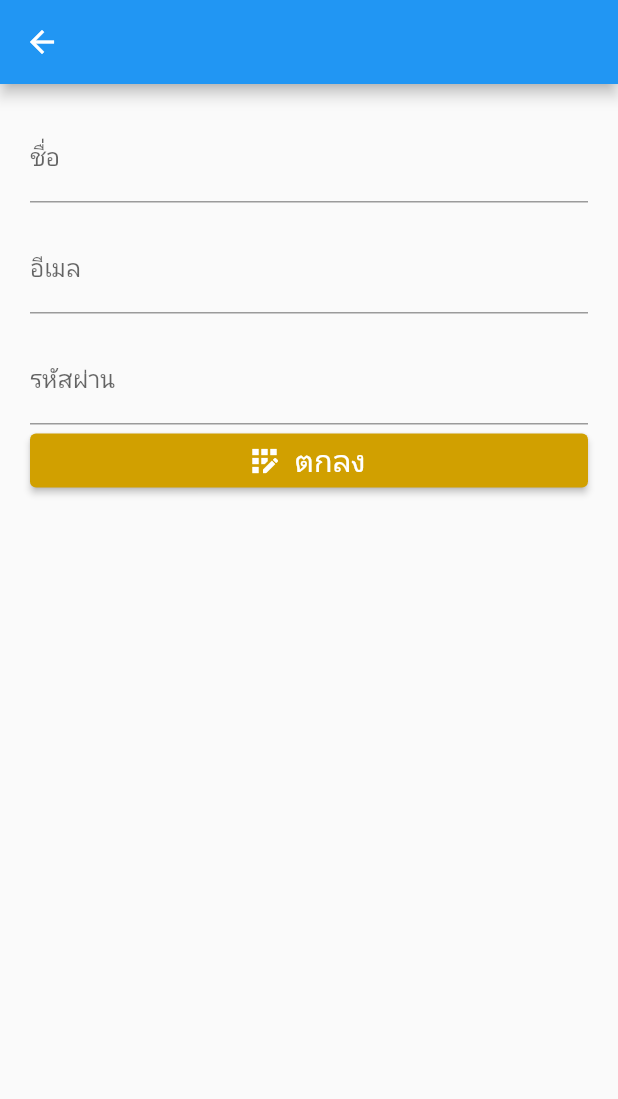
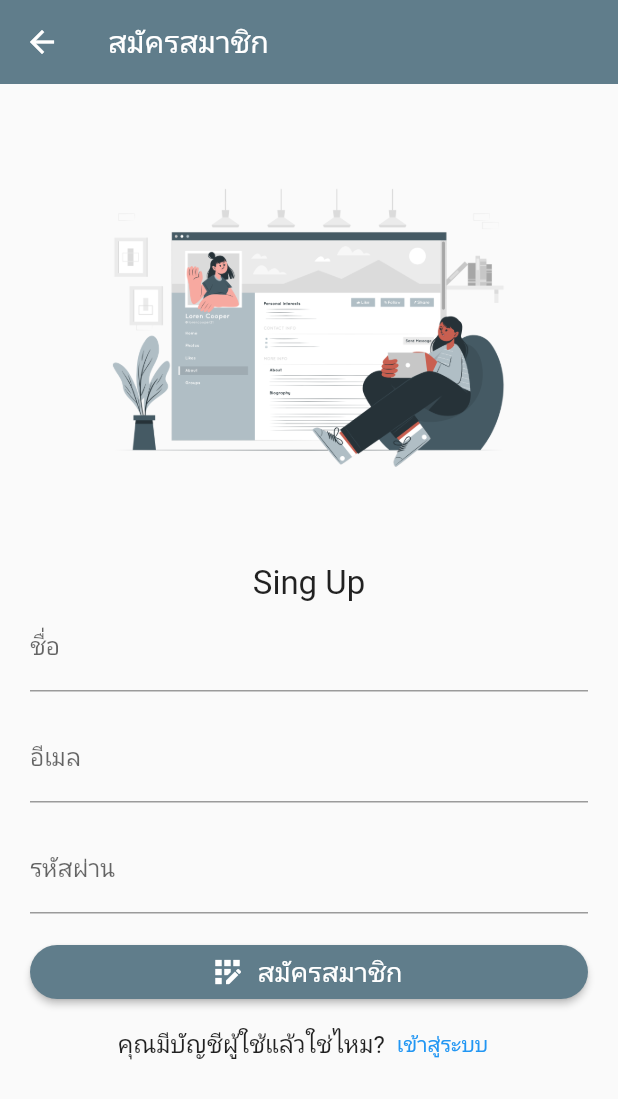
Before and after one commit to KARGOREO/ProFlutter, a Flutter app: the AddApi screen opened directly, on a phone screen of 412 x 824 dp. Shown: the top 1099 px of the screen. Run offline on Flutter 3.47's test engine with Material 2 defaults, Android fonts, the phone set to English and light mode, and no system bars; our stand-ins replace form_field_validator.

Commit message:
ตกแต่ีงหน้า

```diff
--- a/lib/addApi.dart
+++ b/lib/addApi.dart
@@ -18,14 +18,26 @@ class _AddApiState extends State<AddApi> {
   @override
   Widget build(BuildContext context) {
     return Scaffold(
-      appBar: AppBar(title: Text('')),
+      appBar: AppBar(
+        title: Text('สมัครสมาชิก'),
+        elevation: 0,
+        backgroundColor: Colors.blueGrey,
+      ),
       body: Container(
         padding: const EdgeInsets.all(20),
         child: Form(
           child: SingleChildScrollView(
             child: Column(
-              crossAxisAlignment: CrossAxisAlignment.start,
+              crossAxisAlignment: CrossAxisAlignment.center,
               children: [
+                Image.asset(
+                  'images/5.png',
+                  height: 300,
+                ),
+                Text(
+                  'Sing Up',
+                  style: TextStyle(fontSize: 22),
+                ),
                 TextFormField(
                     onChanged: (value) {
                       name = value;
@@ -51,6 +63,9 @@ class _AddApiState extends State<AddApi> {
                     validator:
                         RequiredValidator(errorText: 'กรุณาป้อนรหัสผ่าน'),
                     decoration: InputDecoration(labelText: "รหัสผ่าน")),
+                SizedBox(
+                  height: 15,
+                ),
                 SizedBox(
                   width: double.infinity,
                   child: ElevatedButton.icon(
@@ -184,11 +199,30 @@ class _AddApiState extends State<AddApi> {
                       },
                       icon: Icon(Icons.app_registration_outlined),
                       style: ElevatedButton.styleFrom(
-                          primary: Color.fromARGB(255, 209, 160, 0)),
+                          primary: Colors.blueGrey,
+                          shape: new RoundedRectangleBorder(
+                            borderRadius: new BorderRadius.circular(30.0),
+                          )),
                       label: Text(
-                        'ตกลง',
-                        style: TextStyle(fontSize: 20),
+                        'สมัครสมาชิก',
+                        style: TextStyle(fontSize: 18),
                       )),
+                ),
+                Row(
+                  mainAxisAlignment: MainAxisAlignment.center,
+                  children: [
+                    Text(
+                      'คุณมีบัญชีผู้ใช้แล้วใช่ไหม?',
+                      style: TextStyle(fontSize: 16),
+                    ),
+                    TextButton(
+                      onPressed: (() {
+                        Navigator.push(context,
+                            MaterialPageRoute(builder: (context) => AddApi()));
+                      }),
+                      child: Text('เข้าสู่ระบบ'),
+                    ),
+                  ],
                 ),
               ],
             ),
```
